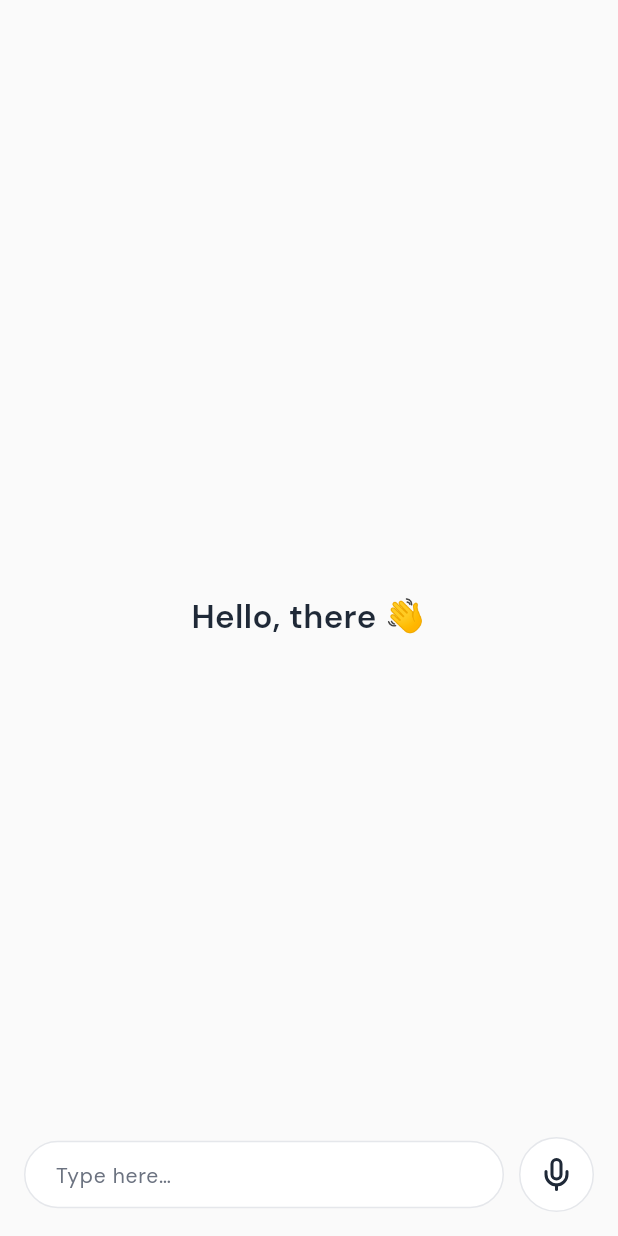
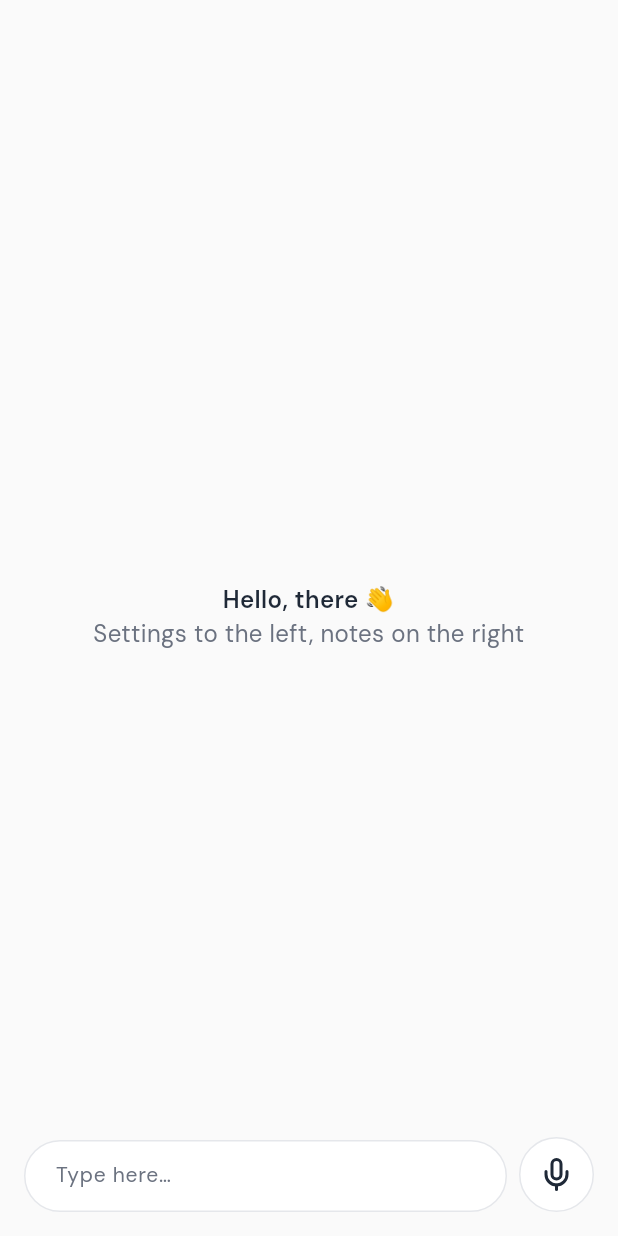
Before and after one commit to ZadniproIon/spark, a Flutter app: the screen it shows after launch, on a phone screen of 412 x 824 dp. Run offline on Flutter 3.47's test engine with Material 3 defaults, Android fonts, the phone set to English and light mode, and no system bars; our stand-ins replace flutter_riverpod, google_fonts, hive, hive_flutter, lucide_icons; missing offline and left inert: record; accounts and stored records are empty.

Commit message:
Also a lot of patches, to the main page

```diff
--- a/lib/screens/main_screen.dart
+++ b/lib/screens/main_screen.dart
@@ -80,7 +80,7 @@ class _MainScreenState extends ConsumerState<MainScreen> {
     }
     await ref.read(notesProvider).addTextNote(text);
     _controller.clear();
-    _focusNode.requestFocus();
+    _focusNode.unfocus();
   }
 
   @override
@@ -94,15 +94,34 @@ class _MainScreenState extends ConsumerState<MainScreen> {
             children: [
               const SizedBox(height: 48),
               const Spacer(),
+              Column(
+                children: [
                   Text(
                     'Hello, there 👋',
-                style: AppTextStyles.title,
+                    style: AppTextStyles.primary.copyWith(
+                      fontSize: 16,
+                      fontWeight: FontWeight.w600,
+                    ),
                     textAlign: TextAlign.center,
+                  ),
+                  Text(
+                    'Settings to the left, notes on the right',
+                    style: AppTextStyles.secondary.copyWith(
+                      fontSize: 16,
+                      fontWeight: FontWeight.w400,
+                      color: AppColors.textSecondary,
+                    ),
+                    textAlign: TextAlign.center,
+                  ),
+                ],
               ),
               const Spacer(),
               Row(
+                crossAxisAlignment: CrossAxisAlignment.end,
                 children: [
                   Expanded(
+                    child: ConstrainedBox(
+                      constraints: const BoxConstraints(minHeight: 48),
                       child: Container(
                         padding: const EdgeInsets.symmetric(horizontal: 20, vertical: 12),
                         decoration: BoxDecoration(
@@ -130,8 +149,9 @@ class _MainScreenState extends ConsumerState<MainScreen> {
                         ),
                       ),
                     ),
+                  ),
                   Padding(
-                    padding: const EdgeInsets.only(left: 10),
+                    padding: const EdgeInsets.only(left: 8),
                     child: AnimatedSwitcher(
                       duration: const Duration(milliseconds: 180),
                       switchInCurve: Curves.easeOut,
```
Lines whose indentation alone changed are shown as unchanged.
